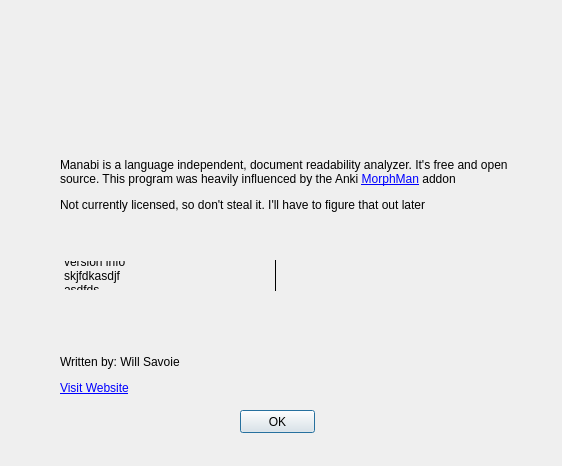
This is UI/aboutWindow.ui in wsavoie/LangLevel as Qt 5 draws it before an edit. The edited form follows.
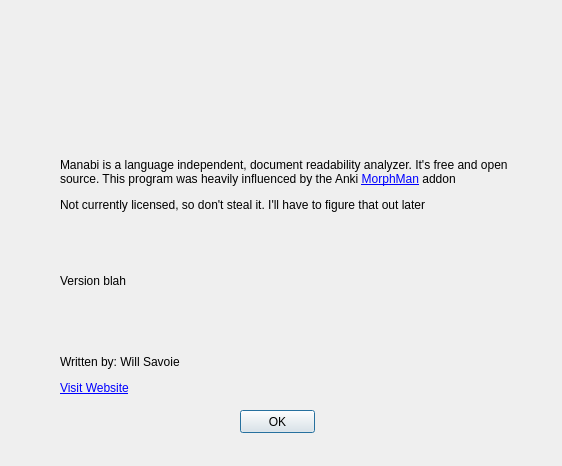
This is the edited form. Icons and pictures are not drawn.

Commit message: finished about window

What changed in the file:
```diff
--- a/UI/aboutWindow.ui
+++ b/UI/aboutWindow.ui
@@ -66,47 +66,8 @@
    <property name="wordWrap">
     <bool>true</bool>
    </property>
-  </widget>
-  <widget class="QLabel" name="versioningInfo">
-   <property name="geometry">
-    <rect>
-     <x>60</x>
-     <y>260</y>
-     <width>431</width>
-     <height>31</height>
-    </rect>
-   </property>
-   <property name="tabletTracking">
-    <bool>false</bool>
-   </property>
-   <property name="autoFillBackground">
-    <bool>true</bool>
-   </property>
-   <property name="frameShape">
-    <enum>QFrame::VLine</enum>
-   </property>
-   <property name="frameShadow">
-    <enum>QFrame::Plain</enum>
-   </property>
-   <property name="lineWidth">
-    <number>1</number>
-   </property>
-   <property name="midLineWidth">
-    <number>0</number>
-   </property>
-   <property name="text">
-    <string>version info
-skjfdkasdjf
-asdfds</string>
-   </property>
-   <property name="textFormat">
-    <enum>Qt::PlainText</enum>
-   </property>
-   <property name="scaledContents">
-    <bool>true</bool>
-   </property>
-   <property name="wordWrap">
-    <bool>true</bool>
+   <property name="textInteractionFlags">
+    <set>Qt::TextBrowserInteraction</set>
    </property>
   </widget>
   <widget class="QPushButton" name="okbutton">
@@ -128,6 +89,34 @@
     <bool>true</bool>
    </property>
   </widget>
+  <widget class="QLabel" name="versioningInfo">
+   <property name="geometry">
+    <rect>
+     <x>60</x>
+     <y>255</y>
+     <width>181</width>
+     <height>51</height>
+    </rect>
+   </property>
+   <property name="sizePolicy">
+    <sizepolicy hsizetype="Preferred" vsizetype="Expanding">
+     <horstretch>0</horstretch>
+     <verstretch>0</verstretch>
+    </sizepolicy>
+   </property>
+   <property name="lineWidth">
+    <number>1</number>
+   </property>
+   <property name="text">
+    <string>Version blah</string>
+   </property>
+   <property name="scaledContents">
+    <bool>true</bool>
+   </property>
+   <property name="indent">
+    <number>-4</number>
+   </property>
+  </widget>
  </widget>
  <resources/>
  <connections/>
```
Left out of the diff: 28 changed lines with no effect on the pictures. The commit also changes 1 other file.
